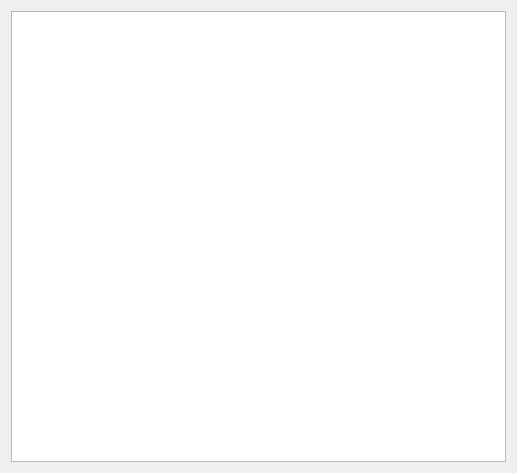
Old version of the form src/corelayers/accountcreator/accountcreatorprotocols.ui in the repository euroelessar/qutim.
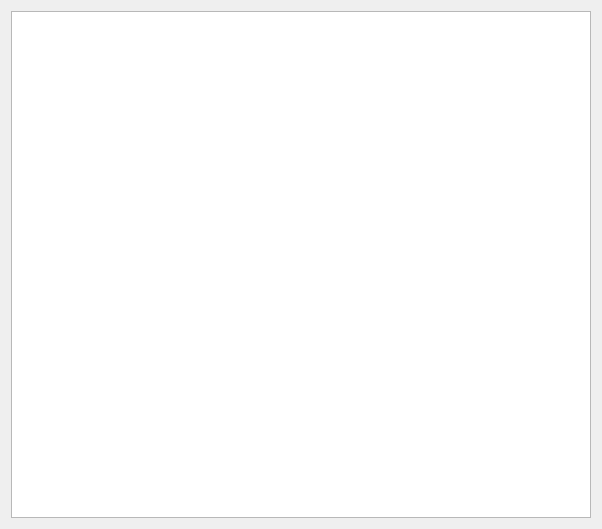
New version of the form.

```diff
--- a/src/corelayers/accountcreator/accountcreatorprotocols.ui
+++ b/src/corelayers/accountcreator/accountcreatorprotocols.ui
@@ -6,8 +6,8 @@
    <rect>
     <x>0</x>
     <y>0</y>
-    <width>517</width>
-    <height>473</height>
+    <width>602</width>
+    <height>529</height>
    </rect>
   </property>
   <property name="windowTitle">
@@ -16,6 +16,15 @@
   <layout class="QGridLayout" name="gridLayout">
    <item row="0" column="0">
     <widget class="QListWidget" name="protocolList">
+     <property name="editTriggers">
+      <set>QAbstractItemView::NoEditTriggers</set>
+     </property>
+     <property name="showDropIndicator" stdset="0">
+      <bool>false</bool>
+     </property>
+     <property name="alternatingRowColors">
+      <bool>false</bool>
+     </property>
      <property name="iconSize">
       <size>
        <width>22</width>
```
